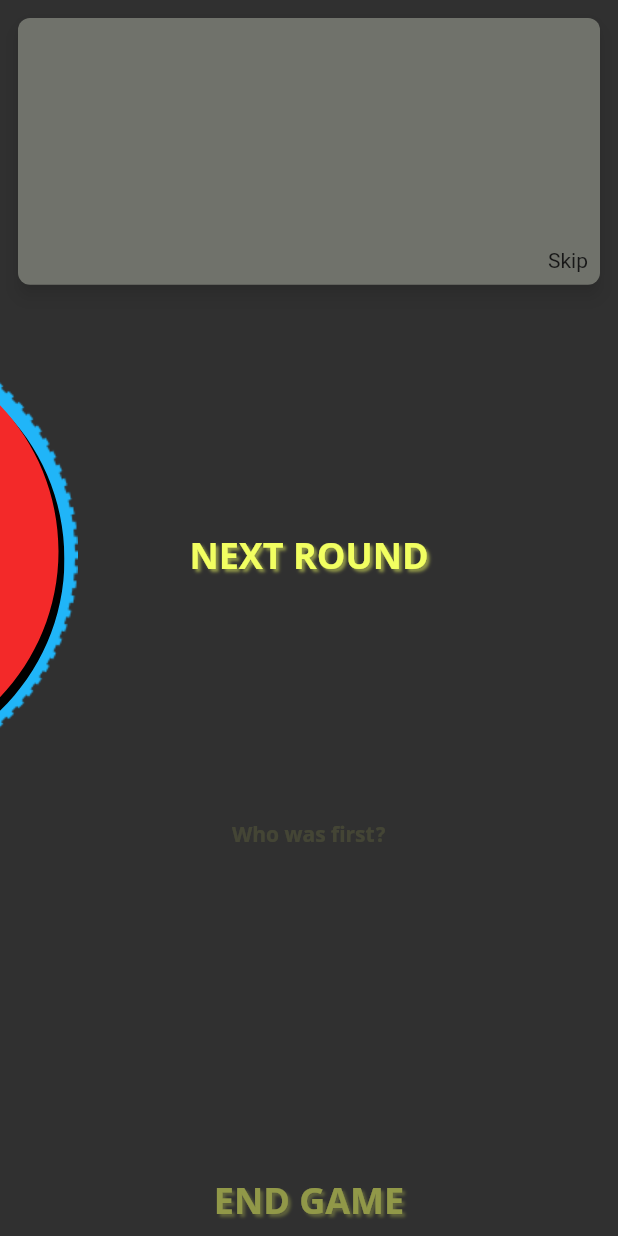
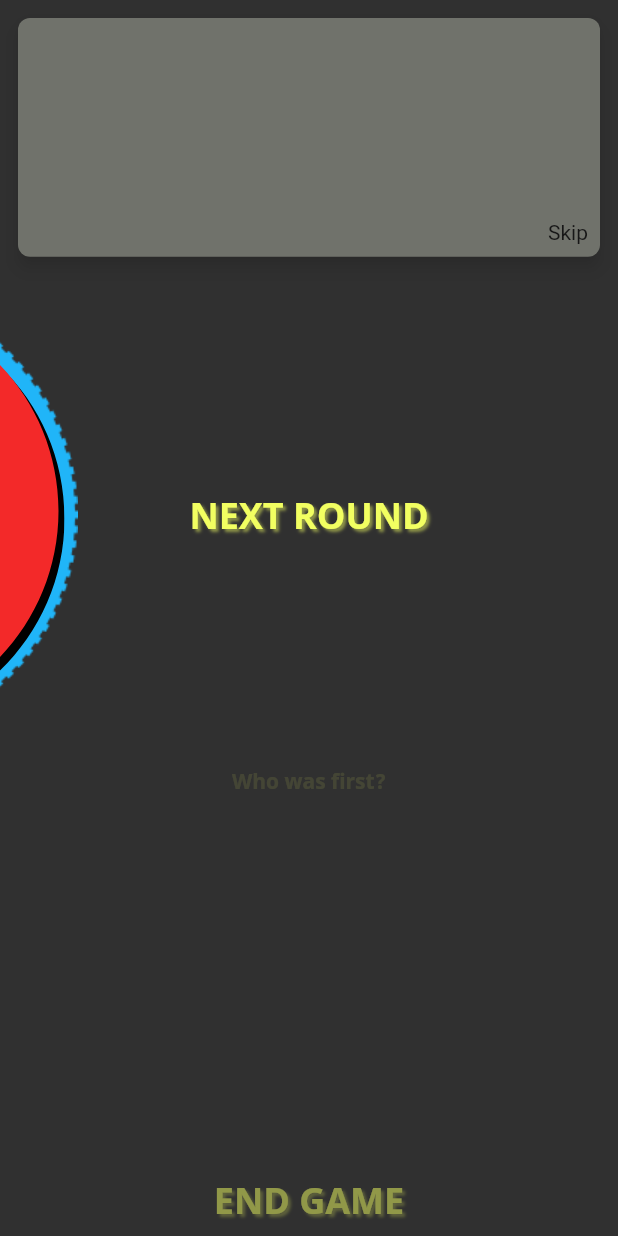
Before and after one commit to joecks/flashidea, a Flutter app: the RunningGameScreen widget shown alone on an empty page, opened directly with empty values, on a phone screen of 412 x 824 dp. Run offline on Flutter 3.47's test engine with Material 2 defaults, Android fonts, the phone set to English and light mode, and no system bars; our stand-ins replace equatable, flutter_bloc, flutter_svg; missing offline and left inert: i18n; Roboto replaces fonts that are missing (TT2020StyleE).

Commit message:
Fixed broken layout on small displays

```diff
--- a/lib/screens/game/screens/running_game_screen.dart
+++ b/lib/screens/game/screens/running_game_screen.dart
@@ -1,3 +1,5 @@
+import 'dart:math';
+
 import 'package:blitzidea/screens/game/game_manager.dart';
 import 'package:blitzidea/screens/game/screens/common_widgets.dart';
 import 'package:blitzidea/screens/game/screens/flip_anmiation.dart';
@@ -47,13 +49,19 @@ class RunningGameScreen extends StatelessWidget {
       ),
     );
 
+    final size = MediaQuery.of(context).size;
+    final screenWidth = size.width;
+    final screenHeight = size.height;
+
     final roundOver = state.roundOver || state.card.isEmpty;
     return Column(
+      mainAxisAlignment: MainAxisAlignment.center,
+      crossAxisAlignment: CrossAxisAlignment.center,
       mainAxisSize: MainAxisSize.min,
       children: [
-        Expanded(flex: 6, child: _buildCard(context, state)),
-        Expanded(
-            flex: 10,
+        SizedBox(width: min(screenWidth, 600), height: max(100, screenHeight/4.5), child: _buildCard(context, state)),
+        ConstrainedBox(
+          constraints: const BoxConstraints.expand(height: 320),
           child: buildWheel(
             context: context,
             canInteract: true,
@@ -61,9 +69,10 @@ class RunningGameScreen extends StatelessWidget {
             wheelKey: wheelKey,
             onSpinFinished: manager.onSpinFinished,
             onSpinStart: manager.onSpinStarted,
-              hiddenLabel: roundOver ? 'Next Round' : null,
+            hiddenLabel: roundOver ? R.strings.nextRound : null,
             onHiddenLabelClick: manager.onNextRoundClicked,
-            )),
+          ),
+        ),
         Opacity(
           opacity: opacity,
           child: Padding(
@@ -102,7 +111,9 @@ class RunningGameScreen extends StatelessWidget {
       disabled: state.roundOver || state.card.isEmpty,
     );
 
-    return FlipAnimation(child: child,);
+    return FlipAnimation(
+      child: child,
+    );
   }
 
   Widget _buildPlayerButton(
--- a/lib/utils/translations/ui.i18n.dart
+++ b/lib/utils/translations/ui.i18n.dart
@@ -43,6 +43,7 @@ class Ui {
   String get descriptionTurnTheWheel => """Turn the wheel for next round.""";
   String get startNewGame => """Start New Game""";
   String get startGame => """Start Game""";
+  String get nextRound => """Next Round""";
   String get whoWasFirstInThisRound => """Who was first?""";
   String get finalScore => """Score""";
   String get cardLanguage => """Language:""";
@@ -62,6 +63,7 @@ Map<String, String> get uiMap => {
       """descriptionTurnTheWheel""": """Turn the wheel for next round.""",
       """startNewGame""": """Start New Game""",
       """startGame""": """Start Game""",
+      """nextRound""": """Next Round""",
       """whoWasFirstInThisRound""": """Who was first?""",
       """finalScore""": """Score""",
       """cardLanguage""": """Language:""",
--- a/lib/utils/translations/ui.i18n.yaml
+++ b/lib/utils/translations/ui.i18n.yaml
@@ -7,6 +7,7 @@ descriptionSkipCard: Skip
 descriptionTurnTheWheel : Turn the wheel for next round.
 startNewGame: Start New Game
 startGame: Start Game
+nextRound: Next Round
 whoWasFirstInThisRound: Who was first?
 finalScore: Score
 cardLanguage: "Language:"
```
Also changed, not shown: 2 other files. Lines whose indentation alone changed are shown as unchanged.
